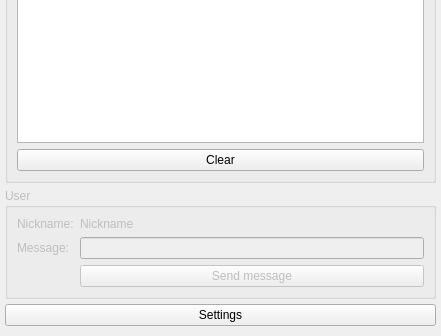
This is qtribu/gui/dck_qchat.ui in geotribu/qtribu as Qt 5 draws it before an edit; both pictures show x 0 to 441 and y 551 to 887 of the 441 by 887 pixel window. The edited form follows.
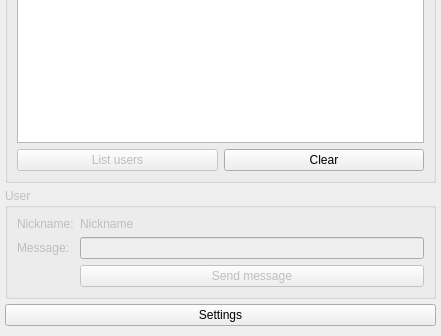
This is the edited form. Custom widgets are drawn as their Qt base class.

Commit message:
feature(qchat): handle users registration (#200)
* feature(qchat): handle users registration

* feature(qchat): set user registration optional

* feature(qchat): notify when a user has left

* refactor(qchat): rename registration to incognito mode

* ui(qchat): set settings tooltips

* ui(qchat): set qchat groupbox enabled

```diff
--- a/qtribu/gui/dck_qchat.ui
+++ b/qtribu/gui/dck_qchat.ui
@@ -152,6 +152,9 @@
     </item>
     <item>
      <widget class="QgsCollapsibleGroupBox" name="grb_qchat">
+      <property name="enabled">
+       <bool>true</bool>
+      </property>
       <property name="sizePolicy">
        <sizepolicy hsizetype="Preferred" vsizetype="Expanding">
         <horstretch>0</horstretch>
@@ -215,6 +218,21 @@
         </widget>
        </item>
        <item>
+        <layout class="QHBoxLayout" name="hly_qchat_buttons">
+         <item>
+          <widget class="QPushButton" name="btn_list_users">
+           <property name="enabled">
+            <bool>false</bool>
+           </property>
+           <property name="cursor">
+            <cursorShape>PointingHandCursor</cursorShape>
+           </property>
+           <property name="text">
+            <string>List users</string>
+           </property>
+          </widget>
+         </item>
+         <item>
         <widget class="QPushButton" name="btn_clear_chat">
          <property name="cursor">
           <cursorShape>PointingHandCursor</cursorShape>
@@ -223,6 +241,8 @@
           <string>Clear</string>
          </property>
         </widget>
+         </item>
+        </layout>
        </item>
       </layout>
      </widget>
```
Lines whose indentation alone changed are shown as unchanged. The commit also changes 5 other files.
